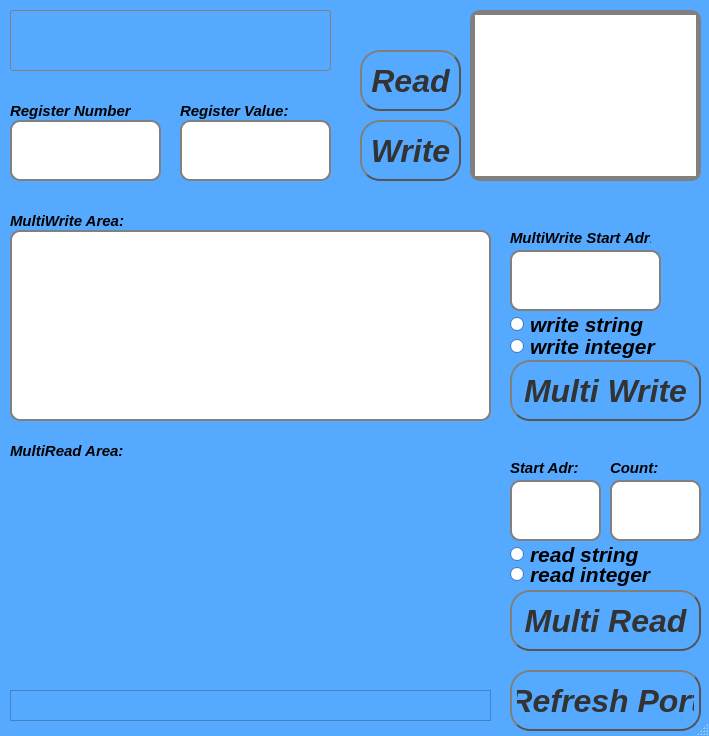
This is design.ui in erenakyol09/modbus_rtu_programming as Qt 5 draws it before an edit. The edited form follows.
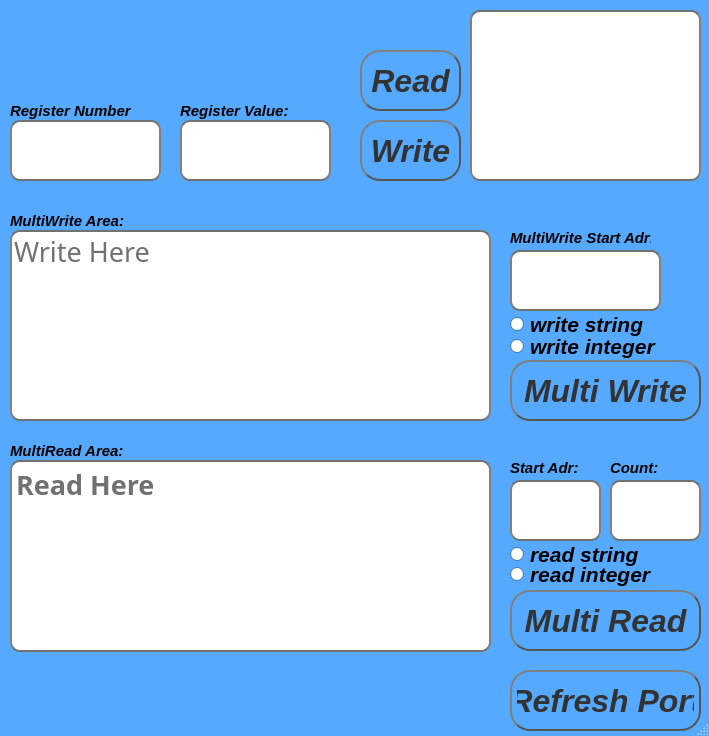
This is the edited form.

Commit message: multi read tamamlandı.

What changed in the file:
```diff
--- a/design.ui
+++ b/design.ui
@@ -546,16 +546,13 @@
     <bool>false</bool>
    </property>
    <property name="styleSheet">
-    <string notr="true">QLabel {
- border: 1px solid gray;
- border-radius: 3px;
-}</string>
+    <string notr="true"/>
    </property>
    <property name="frameShape">
     <enum>QFrame::NoFrame</enum>
    </property>
    <property name="frameShadow">
-    <enum>QFrame::Sunken</enum>
+    <enum>QFrame::Plain</enum>
    </property>
    <property name="text">
     <string/>
@@ -571,10 +568,15 @@
     </rect>
    </property>
    <property name="styleSheet">
-    <string notr="true">QTextBrowser{
- border: 5px solid gray;
- border-radius: 10px;
-}</string>
+    <string notr="true">QTextEdit {
+                border-radius: 10px;
+                background-clip: border;
+                background-color: rgb(255, 255,255);
+                color: rgb(113, 113, 113);
+                border:2px solid;
+				font:20pt bold;
+                border-color: solid gray;
+            }</string>
    </property>
   </widget>
   <widget class="QPushButton" name="btnWrite">
@@ -637,8 +639,13 @@
    </property>
    <property name="styleSheet">
     <string notr="true">QLineEdit {
- border: 2px solid gray;
- border-radius: 10px;
+                border-radius: 10px;
+                background-clip: border;
+                background-color: rgb(255, 255,255);
+                color: rgb(113, 113, 113);
+                border:2px solid;
+				font:20pt bold;
+                border-color: solid gray;
 }</string>
    </property>
   </widget>
@@ -653,8 +660,13 @@
    </property>
    <property name="styleSheet">
     <string notr="true">QLineEdit {
- border: 2px solid gray;
- border-radius: 10px;
+                border-radius: 10px;
+                background-clip: border;
+                background-color: rgb(255, 255,255);
+                color: rgb(113, 113, 113);
+                border:2px solid;
+				font:20pt bold;
+                border-color: solid gray;
 }</string>
    </property>
    <property name="frame">
@@ -714,12 +726,25 @@
    </property>
    <property name="styleSheet">
     <string notr="true">QLineEdit {
- border: 2px solid gray;
- border-radius: 10px;
-}</string>
+                border-radius: 10px;
+                background-clip: border;
+                background-color: rgb(255, 255,255);
+                color: rgb(113, 113, 113);
+                border:2px solid;
+				font:20pt bold;
+                border-color: solid gray;
+}
+
+</string>
    </property>
    <property name="text">
-    <string/>
+    <string>Write Here</string>
+   </property>
+   <property name="frame">
+    <bool>false</bool>
+   </property>
+   <property name="echoMode">
+    <enum>QLineEdit::Normal</enum>
    </property>
    <property name="alignment">
     <set>Qt::AlignLeading|Qt::AlignLeft|Qt::AlignTop</set>
@@ -785,8 +810,13 @@
    </property>
    <property name="styleSheet">
     <string notr="true">QLineEdit {
- border: 2px solid gray;
- border-radius: 10px;
+                border-radius: 10px;
+                background-clip: border;
+                background-color: rgb(255, 255,255);
+                color: rgb(113, 113, 113);
+                border:2px solid;
+				font:20pt bold;
+                border-color: solid gray;
 }</string>
    </property>
   </widget>
@@ -1283,7 +1313,7 @@
     <bool>false</bool>
    </property>
    <property name="frameShape">
-    <enum>QFrame::StyledPanel</enum>
+    <enum>QFrame::NoFrame</enum>
    </property>
    <property name="frameShadow">
     <enum>QFrame::Plain</enum>
@@ -1545,8 +1575,13 @@
    </property>
    <property name="styleSheet">
     <string notr="true">QLineEdit {
- border: 2px solid gray;
- border-radius: 10px;
+                border-radius: 10px;
+                background-clip: border;
+                background-color: rgb(255, 255,255);
+                color: rgb(113, 113, 113);
+                border:2px solid;
+				font:20pt bold;
+                border-color: solid gray;
 }</string>
    </property>
   </widget>
@@ -1582,8 +1617,13 @@
    </property>
    <property name="styleSheet">
     <string notr="true">QLineEdit {
- border: 2px solid gray;
- border-radius: 10px;
+                border-radius: 10px;
+                background-clip: border;
+                background-color: rgb(255, 255,255);
+                color: rgb(113, 113, 113);
+                border:2px solid;
+				font:20pt bold;
+                border-color: solid gray;
 }</string>
    </property>
   </widget>
@@ -1608,6 +1648,34 @@
     <string>Count:</string>
    </property>
   </widget>
+  <widget class="QTextBrowser" name="multiReadArea">
+   <property name="geometry">
+    <rect>
+     <x>10</x>
+     <y>460</y>
+     <width>481</width>
+     <height>192</height>
+    </rect>
+   </property>
+   <property name="styleSheet">
+    <string notr="true">QTextEdit {
+                border-radius: 10px;
+                background-clip: border;
+                background-color: rgb(255, 255,255);
+                color: rgb(113, 113, 113);
+                border:2px solid;
+				font:20pt bold;
+                border-color: solid gray;
+            }</string>
+   </property>
+   <property name="html">
+    <string>&lt;!DOCTYPE HTML PUBLIC &quot;-//W3C//DTD HTML 4.0//EN&quot; &quot;http://www.w3.org/TR/REC-html40/strict.dtd&quot;&gt;
+&lt;html&gt;&lt;head&gt;&lt;meta name=&quot;qrichtext&quot; content=&quot;1&quot; /&gt;&lt;style type=&quot;text/css&quot;&gt;
+p, li { white-space: pre-wrap; }
+&lt;/style&gt;&lt;/head&gt;&lt;body style=&quot; font-family:'13'; font-size:20pt; font-weight:400; font-style:normal;&quot;&gt;
+&lt;p style=&quot; margin-top:0px; margin-bottom:0px; margin-left:0px; margin-right:0px; -qt-block-indent:0; text-indent:0px;&quot;&gt;&lt;span style=&quot; font-family:'PibotoLt'; font-weight:600;&quot;&gt;Read Here&lt;/span&gt;&lt;/p&gt;&lt;/body&gt;&lt;/html&gt;</string>
+   </property>
+  </widget>
  </widget>
  <resources/>
  <connections/>
```
The commit also changes 1 other file.
